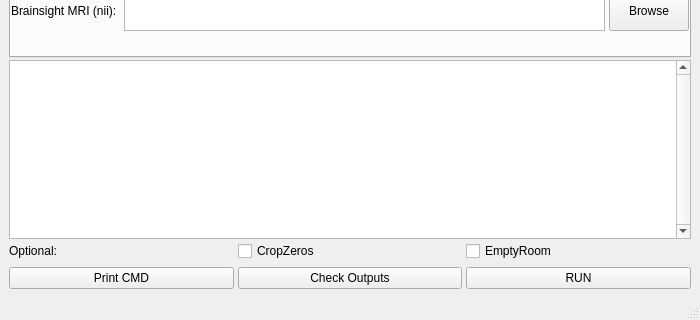
The window that nih2mne/GUI/templates/BIDS_creator_gui.ui (nih-megcore/nih_to_mne) describes before a commit, drawn with Qt 5; both pictures show x 0 to 700 and y 320 to 640 of the 700 by 640 pixel window.
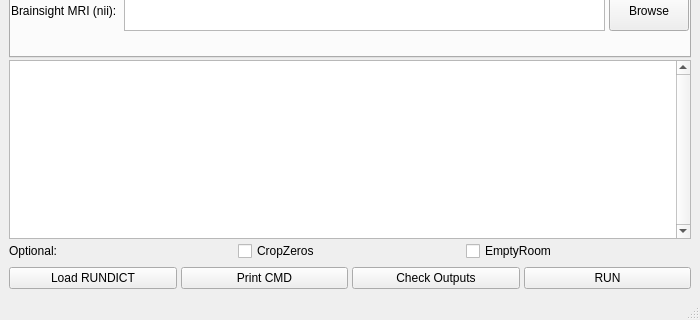
The same window after the commit.

Commit message:
Add RUNDICT recovery to BIDS conversion GUI
- log conversion options as validated single-line JSON before each run
- restore RUNDICT state through the GUI or -rundict command-line option
- repopulate conversion controls and check outputs without automatically running
- add the Load RUNDICT button and validation/error handling
- add regression tests for logging, parsing, restoration, and CLI behavior

```diff
--- a/nih2mne/GUI/templates/BIDS_creator_gui.ui
+++ b/nih2mne/GUI/templates/BIDS_creator_gui.ui
@@ -898,6 +898,13 @@
              <property name="bottomMargin">
               <number>0</number>
              </property>
+             <item>
+              <widget class="QPushButton" name="pb_LoadRunDict">
+               <property name="text">
+                <string>Load RUNDICT</string>
+               </property>
+              </widget>
+             </item>
              <item>
               <widget class="QPushButton" name="pb_print_cmd">
                <property name="text">
```
The commit also changes 4 other files.
